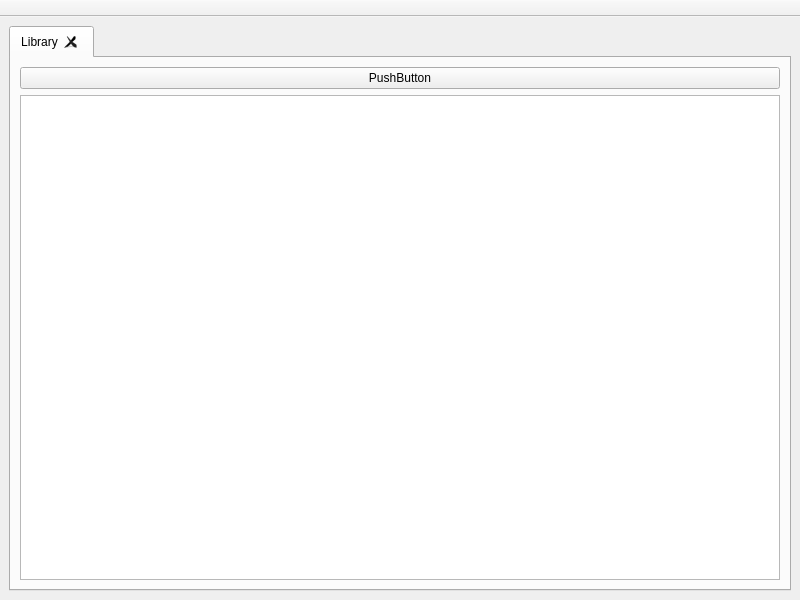
The window that resources/main.ui (BasioMeusPuga/Lector) describes before a commit, drawn with Qt 5.
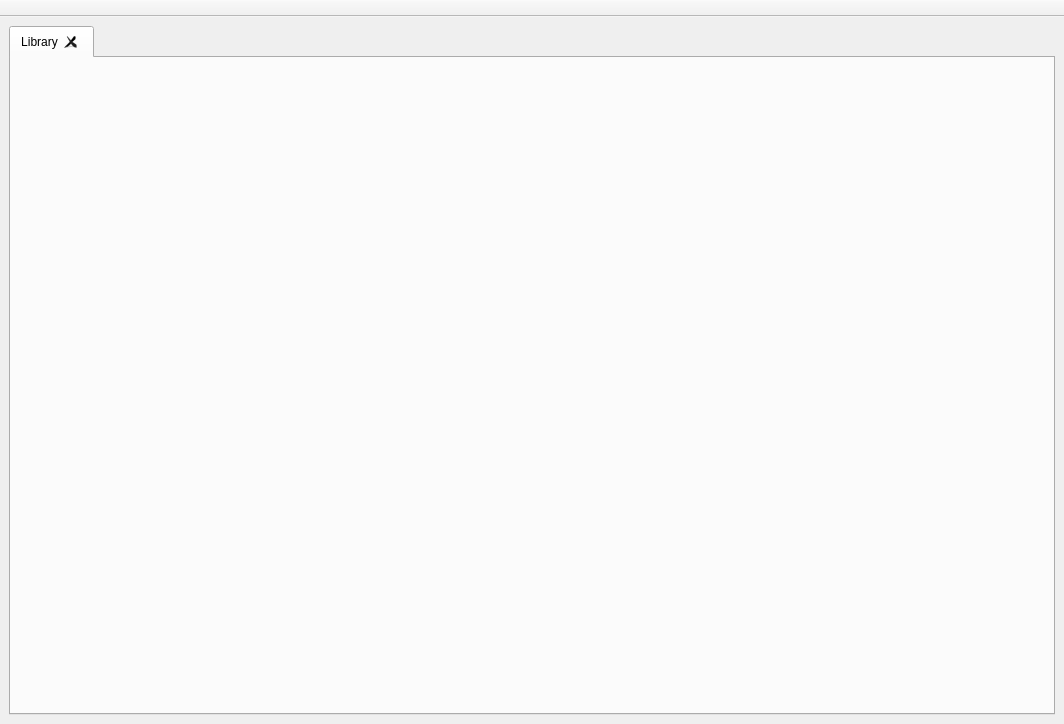
The same window after the commit.

Commit message: File open dialog

What changed in the file:
```diff
--- a/resources/main.ui
+++ b/resources/main.ui
@@ -6,8 +6,8 @@
    <rect>
     <x>0</x>
     <y>0</y>
-    <width>800</width>
-    <height>600</height>
+    <width>1064</width>
+    <height>724</height>
    </rect>
   </property>
   <property name="windowTitle">
@@ -31,18 +31,7 @@
          </attribute>
          <layout class="QGridLayout" name="gridLayout_2">
           <item row="0" column="0">
-           <layout class="QVBoxLayout" name="verticalLayout">
-            <item>
-             <widget class="QPushButton" name="pushButton">
-              <property name="text">
-               <string>PushButton</string>
-              </property>
-             </widget>
-            </item>
-            <item>
-             <widget class="QTextEdit" name="textEdit"/>
-            </item>
-           </layout>
+           <layout class="QVBoxLayout" name="verticalLayout"/>
           </item>
          </layout>
         </widget>
```
The commit also changes 2 other files.
